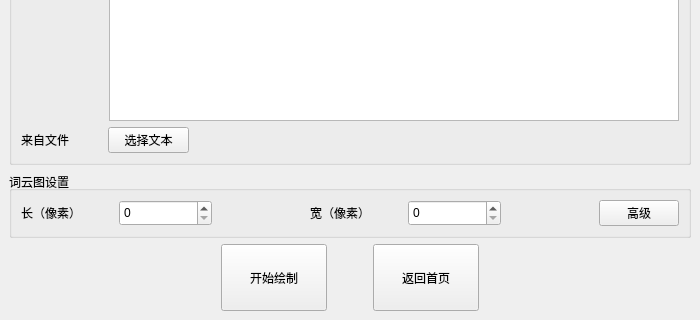
CFRFREE/WordCloud, file resources/Text.ui: the form before one commit; both pictures show x 0 to 700 and y 380 to 700 of the 700 by 700 pixel window.
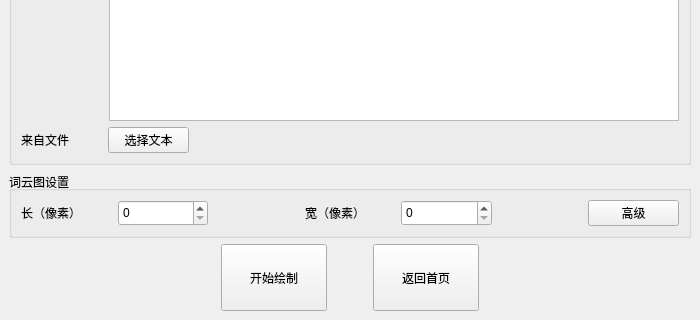
The form after the commit.

Patch:
```diff
--- a/resources/Text.ui
+++ b/resources/Text.ui
@@ -108,7 +108,7 @@
       </property>
       <layout class="QHBoxLayout" name="horizontalLayout_6" stretch="2">
        <item>
-        <layout class="QHBoxLayout" name="horizontalLayout_4" stretch="1,1,1,1,1,1,0">
+        <layout class="QHBoxLayout" name="horizontalLayout_4" stretch="1,1,1,1,1,1,1">
          <property name="sizeConstraint">
           <enum>QLayout::SetDefaultConstraint</enum>
          </property>
@@ -179,9 +179,12 @@
            <property name="orientation">
             <enum>Qt::Horizontal</enum>
            </property>
+           <property name="sizeType">
+            <enum>QSizePolicy::Preferred</enum>
+           </property>
            <property name="sizeHint" stdset="0">
             <size>
-             <width>40</width>
+             <width>20</width>
              <height>20</height>
             </size>
            </property>
@@ -189,6 +192,12 @@
          </item>
          <item>
           <widget class="QPushButton" name="ButtonToAdvanced">
+           <property name="sizePolicy">
+            <sizepolicy hsizetype="Expanding" vsizetype="Preferred">
+             <horstretch>0</horstretch>
+             <verstretch>0</verstretch>
+            </sizepolicy>
+           </property>
            <property name="text">
             <string>高级</string>
            </property>
```
